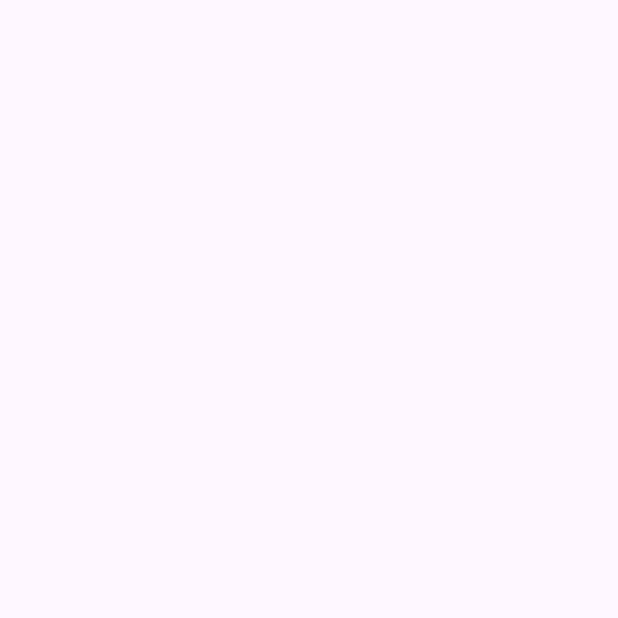
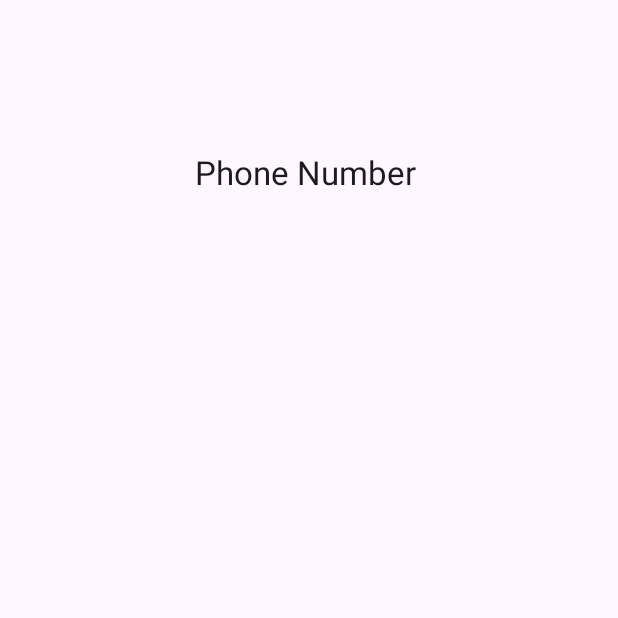
Before and after one commit to CookieMaster2/App-Tareas-Desarrollo-Movil, an Android app: the ActivityTarea6C screen opened directly, with no data from a screen before it, on a phone screen of 412 x 824 dp, the top half of it. Before the commit the part shown is empty. Run offline under Robolectric (Android 15) with nearby library versions, the phone set to English and light mode, and no system bars.

Commit message:
Agregando inciso 3 de tarea 6

```diff
--- a/app/src/main/java/com/example/tareadesarrollomovil/ActivityTarea6C.kt
+++ b/app/src/main/java/com/example/tareadesarrollomovil/ActivityTarea6C.kt
@@ -5,32 +5,25 @@
 import androidx.appcompat.app.AppCompatActivity
 import android.os.Bundle
 import android.telephony.SmsManager
+import android.widget.Button
+import android.widget.EditText
+import android.widget.TextView
 
 class ActivityTarea6C : AppCompatActivity() {
     override fun onCreate(savedInstanceState: Bundle?) {
         super.onCreate(savedInstanceState)
         setContentView(R.layout.activity_tarea6_c)
+        val phoneNumberTextView: TextView = findViewById(R.id.phoneNumberView)
 
-        handleSendTextIntent()
-    }
-
-    private fun handleSendTextIntent() {
         if (intent?.action == Intent.ACTION_SENDTO || intent?.action == Intent.ACTION_VIEW) {
             val messageUri = intent.data
-            val message = intent.getStringExtra(Intent.EXTRA_TEXT)
+            //val message = intent.getStringExtra(Intent.EXTRA_TEXT)
 
             // Extract phone number from the URI
             val phoneNumber = messageUri?.schemeSpecificPart
 
-            // Use SmsManager to send the message
-            phoneNumber?.let {
-                sendSMS(it, message ?: "")
-            }
+            phoneNumberTextView.text = phoneNumber
+
         }
     }
-
-    private fun sendSMS(phoneNumber: String, message: String) {
-        val smsManager = SmsManager.getDefault()
-        smsManager.sendTextMessage(phoneNumber, null, message, null, null)
-    }
 }
--- a/app/src/main/res/layout/activity_tarea6_c.xml
+++ b/app/src/main/res/layout/activity_tarea6_c.xml
@@ -1,9 +1,17 @@
 <?xml version="1.0" encoding="utf-8"?>
-<androidx.constraintlayout.widget.ConstraintLayout xmlns:android="http://schemas.android.com/apk/res/android"
-    xmlns:app="http://schemas.android.com/apk/res-auto"
-    xmlns:tools="http://schemas.android.com/tools"
+<LinearLayout
+    xmlns:android="http://schemas.android.com/apk/res/android"
     android:layout_width="match_parent"
     android:layout_height="match_parent"
-    tools:context=".ActivityTarea6C">
+    android:orientation="vertical"
+    android:paddingTop="100dp"
+    android:paddingStart="130dp">
 
-</androidx.constraintlayout.widget.ConstraintLayout>
+    <TextView
+        android:id="@+id/phoneNumberView"
+        android:layout_width="match_parent"
+        android:layout_height="wrap_content"
+        android:text="Phone Number"
+        android:textAppearance="@style/TextAppearance.AppCompat.Large" />
+
+</LinearLayout>
```
